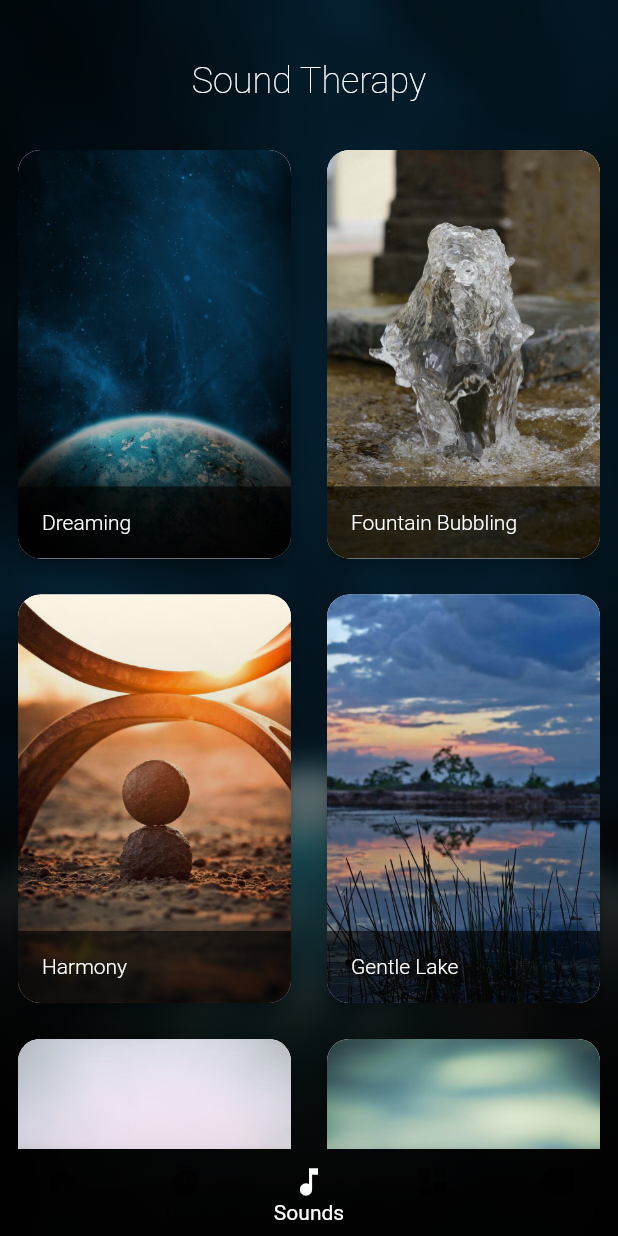
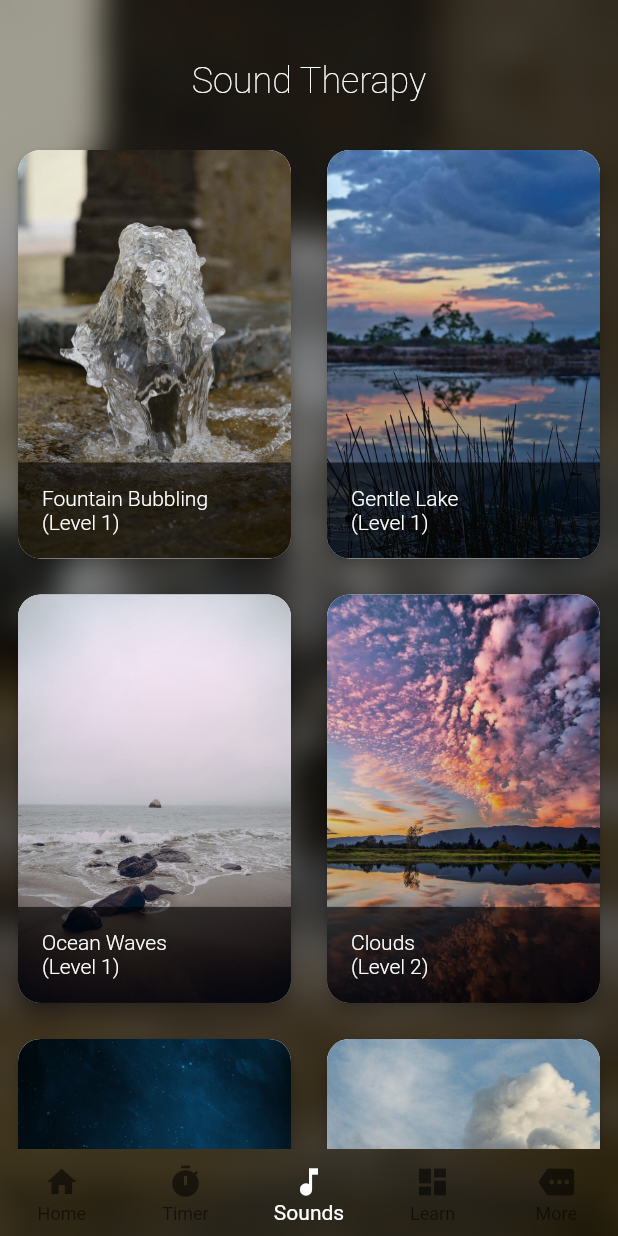
Before and after one commit to xinrui98/flutter_findar_v3, a Flutter app: the screen it shows after launch, item 3 of the bottom bar chosen, on a phone screen of 412 x 824 dp. Run offline on Flutter 3.47's test engine with Material 2 defaults, Android fonts, the phone set to English and light mode, and no system bars; our stand-ins replace fluttertoast; missing offline and left inert: audioplayer, background_fetch, flutter_duration_picker, media_notification, volume; statements that could not run were skipped.

Commit message:
updated songs and categorised them into levels

```diff
--- a/lib/all_music_screen.dart
+++ b/lib/all_music_screen.dart
@@ -227,7 +227,7 @@ class AllMusicScreenState extends State<AllMusicScreen> with SingleTickerProvide
                                                       child: Stack(
                                                         children: <Widget>[
                                                           Container(
-                                                            child: Text(musicList[index].title, style: TextStyle(color: Colors.white, fontWeight: FontWeight.w300),),
+                                                            child: Text("${musicList[index].title}\n(${musicList[index].description})" , style: TextStyle(color: Colors.white, fontWeight: FontWeight.w300),),
                                                           )
                                                         ],
                                                       ),
--- a/lib/music_repo.dart
+++ b/lib/music_repo.dart
@@ -3,14 +3,14 @@ import 'package:flutter_findar_v3/music.dart';
 class MusicRepo {
   static String defaultText = "Default Text";
   List allMusic = [
-    Music("Dreaming", "assets/dreaming.mp3", "assets/dreaming.jpg",defaultText),
-    Music("Fountain Bubbling", "assets/fountain_bubbling.mp3","assets/fountain_bubbling1.jpg",defaultText),
-    Music("Harmony", "assets/harmony.mp3", "assets/harmony.jpg", defaultText),
-    Music("Gentle Lake", "assets/gentle_lake.mp3", "assets/gentle_lake.jpg",defaultText),
-    Music("Ocean Waves", "assets/ocean_waves.mp3", "assets/ocean_waves.jpg",defaultText),
-    Music("Tranquility", "assets/tranquility.mp3", "assets/tranquility.jpg",defaultText),
-    Music("Clouds", "assets/clouds_in_the_sky.mp3", "assets/clouds.jpg",defaultText),
-    Music("Force Of Nature", "assets/force_of_nature.mp3", "assets/force_of_nature.jpg",defaultText),
+    Music("Fountain Bubbling", "assets/l1_fountain_bubbling.mp3", "assets/fountain_bubbling1.jpg","Level 1"),
+    Music("Gentle Lake", "assets/l1_gentle_lake.mp3","assets/gentle_lake.jpg","Level 1"),
+    Music("Ocean Waves", "assets/l1_ocean_waves.mp3", "assets/ocean_waves.jpg", "Level 1"),
+    Music("Clouds", "assets/l2_clouds_in_the_sky.mp3", "assets/clouds.jpg","Level 2"),
+    Music("Dreaming", "assets/l2_dreaming.mp3", "assets/dreaming.jpg","Level 2"),
+    Music("Force Of Nature", "assets/l2_force_of_nature.mp3", "assets/force_of_nature.jpg","Level 2"),
+    Music("Harmony", "assets/l2_harmony.mp3", "assets/harmony.jpg","Level 2"),
+    Music("Tranquility", "assets/l2_tranquility.mp3", "assets/tranquility.jpg","Level 2"),
   ];
 
   List get musicList => allMusic;
```
Also changed, not shown: pubspec.yaml (+8 -8 lines), 8 other files.
